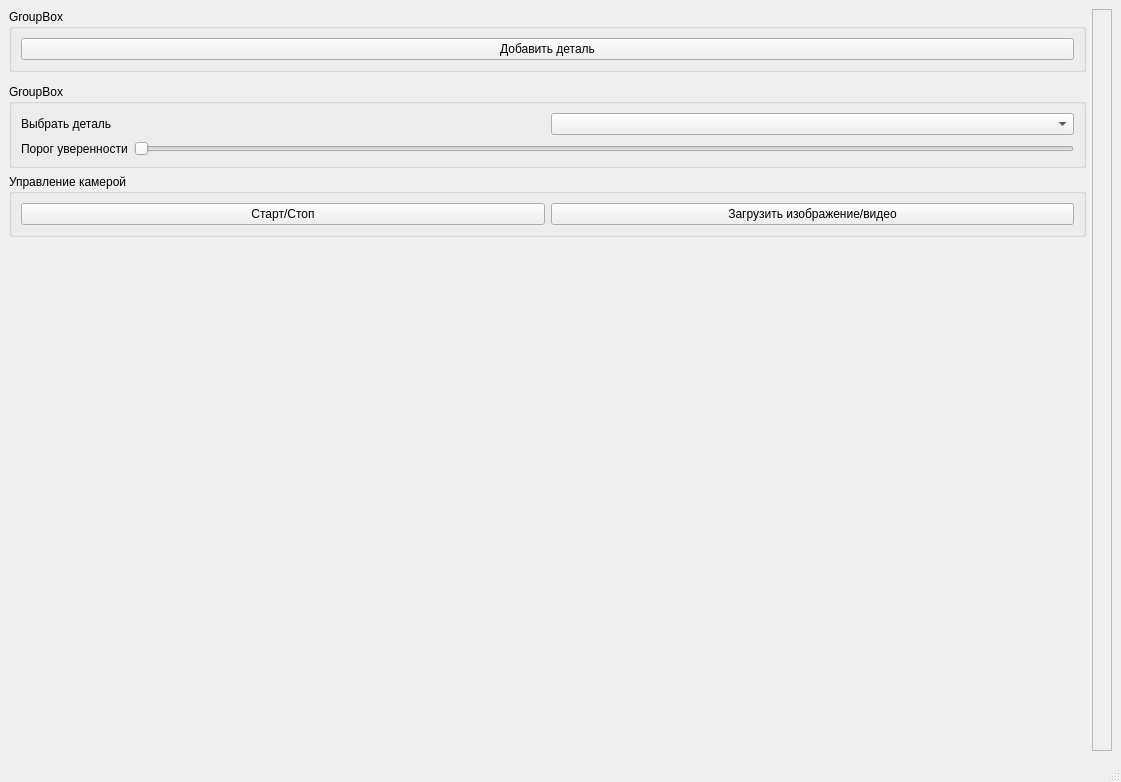
This is gui/ui_mainwindow.ui in Stribunchick/LegoFinder as Qt 5 draws it before an edit. The edited form follows.
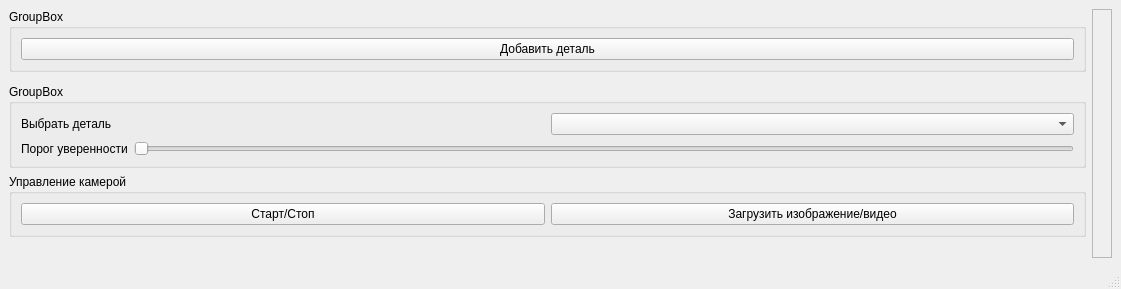
This is the edited form.

What changed in the file:
```diff
--- a/gui/ui_mainwindow.ui
+++ b/gui/ui_mainwindow.ui
@@ -7,7 +7,7 @@
     <x>0</x>
     <y>0</y>
     <width>1121</width>
-    <height>782</height>
+    <height>289</height>
    </rect>
   </property>
   <property name="windowTitle">
```
